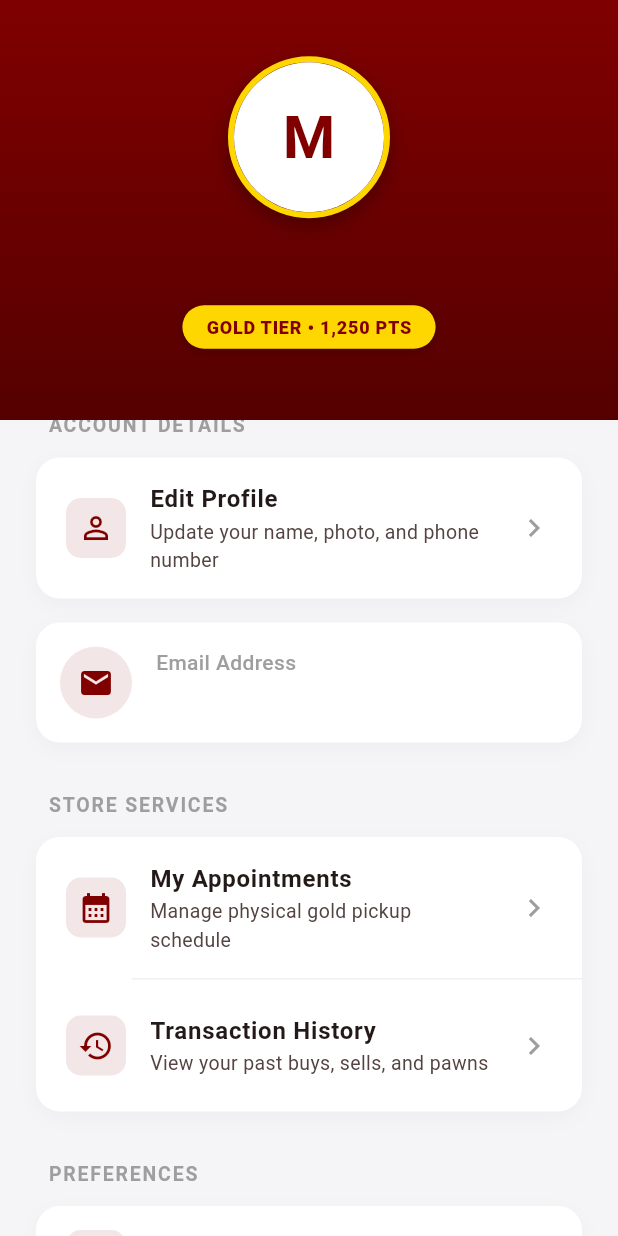
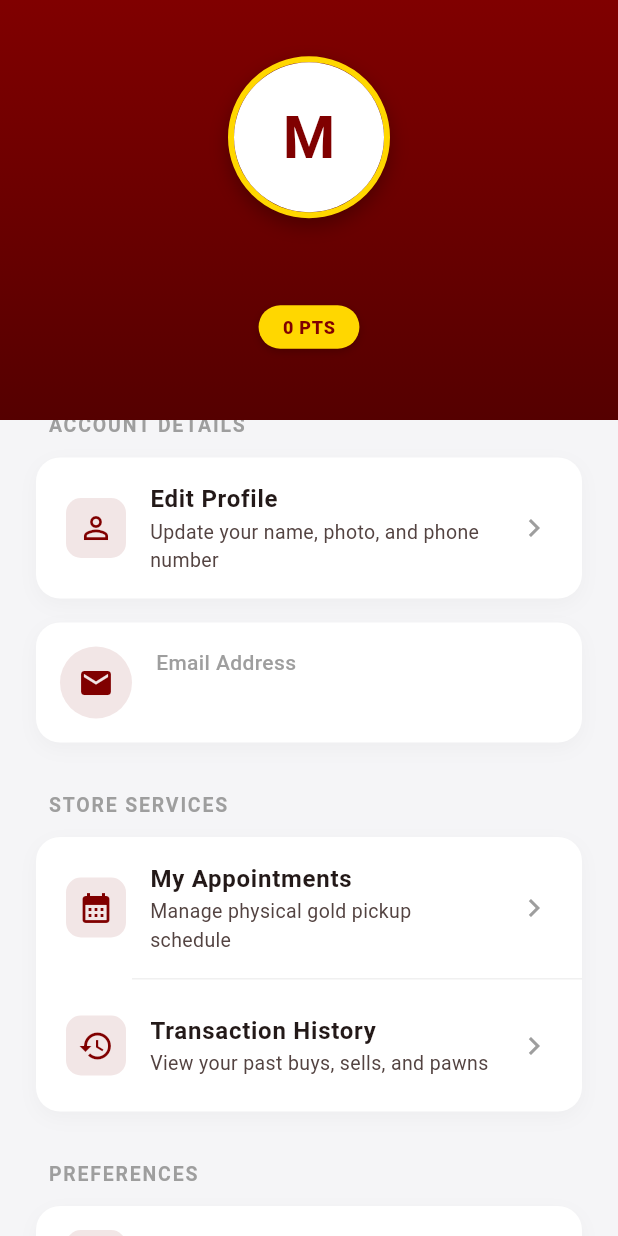
Before and after one commit to pwan67/is770_ssl_store, a Flutter app: the _ProfileMemberView screen opened directly with empty values, on a phone screen of 412 x 824 dp. Run offline on Flutter 3.47's test engine with Material 3 defaults, Android fonts, the phone set to English and light mode, and no system bars; our stand-ins replace cloud_firestore, firebase_auth, firebase_core, firebase_storage, image_picker; accounts and stored records are empty; network calls fail; statements that could not run were skipped.

Commit message:
feat: dynamic reward points based on purchase history

```diff
--- a/lib/pages/12_page_profile.dart
+++ b/lib/pages/12_page_profile.dart
@@ -1,6 +1,8 @@
 import 'package:flutter/material.dart';
 import 'package:firebase_auth/firebase_auth.dart' hide EmailAuthProvider;
 import '../services/auth_service.dart';
+import '../services/mock_service.dart';
+import 'package:intl/intl.dart';
 import '03_page_appointment.dart';
 import '14_page_edit_profile.dart';
 import '15_page_transactions.dart';
@@ -224,7 +226,11 @@ class _ProfileMemberView extends StatelessWidget {
                   style: const TextStyle(fontSize: 24, fontWeight: FontWeight.bold, color: Colors.white),
                 ),
                 const SizedBox(height: 8),
-                Container(
+                StreamBuilder<int>(
+                  stream: MockService().getRewardPointsStream(),
+                  builder: (context, snapshot) {
+                    final points = snapshot.data ?? 0;
+                    return Container(
                       padding: const EdgeInsets.symmetric(horizontal: 16, vertical: 6),
                       decoration: BoxDecoration(
                         color: const Color(0xFFFFD700), // Gold badge
@@ -233,10 +239,12 @@ class _ProfileMemberView extends StatelessWidget {
                           BoxShadow(color: Colors.black.withValues(alpha: 0.2), blurRadius: 4, offset: const Offset(0, 2)),
                         ],
                       ),
-                  child: const Text(
-                    'GOLD TIER • 1,250 PTS',
-                    style: TextStyle(fontSize: 12, fontWeight: FontWeight.w900, color: Color(0xFF800000), letterSpacing: 0.5),
+                      child: Text(
+                        '${NumberFormat('#,##0').format(points)} PTS',
+                        style: const TextStyle(fontSize: 12, fontWeight: FontWeight.w900, color: Color(0xFF800000), letterSpacing: 0.5),
                       ),
+                    );
+                  },
                 ),
                 const SizedBox(height: 30), // Padding for the overlap
               ],
```
Lines whose indentation alone changed are shown as unchanged.
